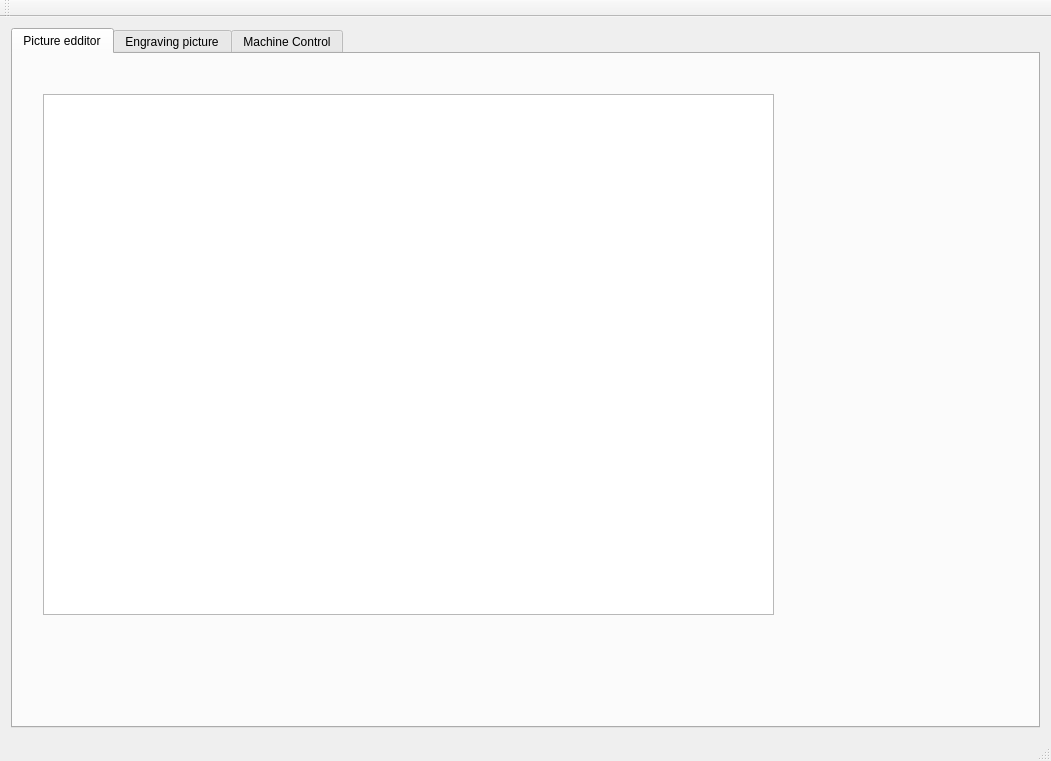
First picture: the form in mainwindow/mainwindow.ui, repository CommName/Cengrave, before the edit.
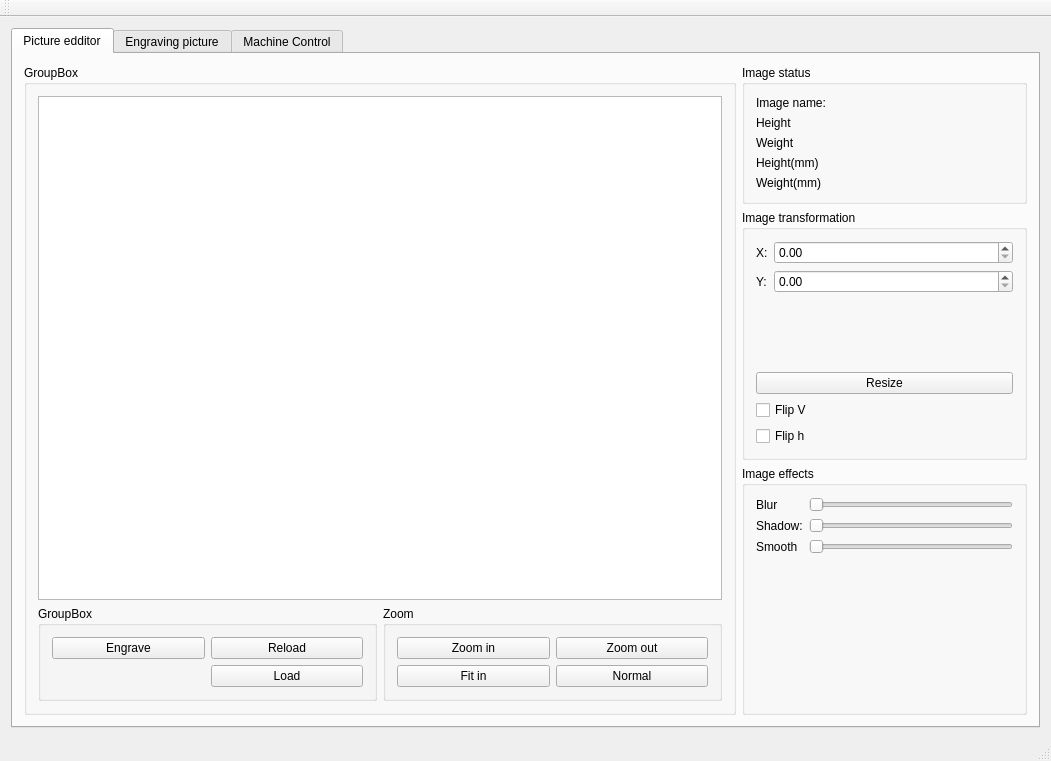
Second picture: the form after the edit. The open tabs and pages were chosen to show the change.

Commit message: base layout for mode0

The edit to the form file:
```diff
--- a/mainwindow/mainwindow.ui
+++ b/mainwindow/mainwindow.ui
@@ -30,16 +30,244 @@
        <attribute name="title">
         <string>Picture edditor</string>
        </attribute>
-       <widget class="QGraphicsView" name="graphicsView">
-        <property name="geometry">
-         <rect>
-          <x>30</x>
-          <y>40</y>
-          <width>731</width>
-          <height>521</height>
-         </rect>
-        </property>
-       </widget>
+       <layout class="QHBoxLayout" name="horizontalLayout_5" stretch="5,2">
+        <item>
+         <widget class="QGroupBox" name="groupBox_5">
+          <property name="title">
+           <string>GroupBox</string>
+          </property>
+          <layout class="QVBoxLayout" name="verticalLayout_3">
+           <item>
+            <widget class="QGraphicsView" name="graphicsView"/>
+           </item>
+           <item>
+            <layout class="QHBoxLayout" name="horizontalLayout_3">
+             <item>
+              <widget class="QGroupBox" name="groupBox_6">
+               <property name="title">
+                <string>GroupBox</string>
+               </property>
+               <layout class="QGridLayout" name="gridLayout_5">
+                <item row="0" column="0">
+                 <widget class="QPushButton" name="pushButton_8">
+                  <property name="text">
+                   <string>Engrave</string>
+                  </property>
+                 </widget>
+                </item>
+                <item row="0" column="1">
+                 <widget class="QPushButton" name="pushButton_2">
+                  <property name="text">
+                   <string>Reload</string>
+                  </property>
+                 </widget>
+                </item>
+                <item row="1" column="1">
+                 <widget class="QPushButton" name="pushButton_3">
+                  <property name="text">
+                   <string>Load</string>
+                  </property>
+                 </widget>
+                </item>
+               </layout>
+              </widget>
+             </item>
+             <item>
+              <widget class="QGroupBox" name="groupBox">
+               <property name="title">
+                <string>Zoom</string>
+               </property>
+               <layout class="QGridLayout" name="gridLayout_6">
+                <item row="0" column="1">
+                 <widget class="QPushButton" name="pushButton_6">
+                  <property name="text">
+                   <string>Zoom out</string>
+                  </property>
+                 </widget>
+                </item>
+                <item row="1" column="0">
+                 <widget class="QPushButton" name="pushButton_5">
+                  <property name="text">
+                   <string>Fit in</string>
+                  </property>
+                 </widget>
+                </item>
+                <item row="1" column="1">
+                 <widget class="QPushButton" name="pushButton_7">
+                  <property name="text">
+                   <string>Normal</string>
+                  </property>
+                 </widget>
+                </item>
+                <item row="0" column="0">
+                 <widget class="QPushButton" name="pushButton_4">
+                  <property name="text">
+                   <string>Zoom in</string>
+                  </property>
+                 </widget>
+                </item>
+               </layout>
+              </widget>
+             </item>
+            </layout>
+           </item>
+          </layout>
+         </widget>
+        </item>
+        <item>
+         <layout class="QVBoxLayout" name="verticalLayout_4" stretch="0,1,1">
+          <item>
+           <widget class="QGroupBox" name="groupBox_3">
+            <property name="title">
+             <string>Image status</string>
+            </property>
+            <layout class="QGridLayout" name="gridLayout_7">
+             <item row="4" column="0">
+              <widget class="QLabel" name="label_9">
+               <property name="text">
+                <string>Weight(mm)</string>
+               </property>
+              </widget>
+             </item>
+             <item row="1" column="0">
+              <widget class="QLabel" name="label_6">
+               <property name="text">
+                <string>Height</string>
+               </property>
+              </widget>
+             </item>
+             <item row="3" column="0">
+              <widget class="QLabel" name="label_8">
+               <property name="text">
+                <string>Height(mm)</string>
+               </property>
+              </widget>
+             </item>
+             <item row="2" column="0">
+              <widget class="QLabel" name="label_7">
+               <property name="text">
+                <string>Weight</string>
+               </property>
+              </widget>
+             </item>
+             <item row="0" column="0">
+              <widget class="QLabel" name="label_10">
+               <property name="text">
+                <string>Image name:</string>
+               </property>
+              </widget>
+             </item>
+            </layout>
+           </widget>
+          </item>
+          <item>
+           <widget class="QGroupBox" name="groupBox_4">
+            <property name="title">
+             <string>Image transformation</string>
+            </property>
+            <layout class="QVBoxLayout" name="verticalLayout_5">
+             <item>
+              <layout class="QFormLayout" name="formLayout">
+               <item row="0" column="0">
+                <widget class="QLabel" name="label">
+                 <property name="text">
+                  <string>X:</string>
+                 </property>
+                </widget>
+               </item>
+               <item row="0" column="1">
+                <widget class="QDoubleSpinBox" name="doubleSpinBox_5"/>
+               </item>
+               <item row="1" column="0">
+                <widget class="QLabel" name="label_2">
+                 <property name="text">
+                  <string>Y:</string>
+                 </property>
+                </widget>
+               </item>
+               <item row="1" column="1">
+                <widget class="QDoubleSpinBox" name="doubleSpinBox_6"/>
+               </item>
+              </layout>
+             </item>
+             <item>
+              <widget class="QPushButton" name="pushButton">
+               <property name="text">
+                <string>Resize</string>
+               </property>
+              </widget>
+             </item>
+             <item>
+              <widget class="QCheckBox" name="checkBox">
+               <property name="text">
+                <string>Flip V</string>
+               </property>
+              </widget>
+             </item>
+             <item>
+              <widget class="QCheckBox" name="checkBox_2">
+               <property name="text">
+                <string>Flip h</string>
+               </property>
+              </widget>
+             </item>
+            </layout>
+           </widget>
+          </item>
+          <item>
+           <widget class="QGroupBox" name="groupBox_2">
+            <property name="title">
+             <string>Image effects</string>
+            </property>
+            <layout class="QFormLayout" name="formLayout_2">
+             <item row="0" column="0">
+              <widget class="QLabel" name="label_5">
+               <property name="text">
+                <string>Blur</string>
+               </property>
+              </widget>
+             </item>
+             <item row="0" column="1">
+              <widget class="QSlider" name="horizontalSlider_7">
+               <property name="orientation">
+                <enum>Qt::Horizontal</enum>
+               </property>
+              </widget>
+             </item>
+             <item row="1" column="0">
+              <widget class="QLabel" name="label_3">
+               <property name="text">
+                <string>Shadow:</string>
+               </property>
+              </widget>
+             </item>
+             <item row="1" column="1">
+              <widget class="QSlider" name="horizontalSlider_5">
+               <property name="orientation">
+                <enum>Qt::Horizontal</enum>
+               </property>
+              </widget>
+             </item>
+             <item row="2" column="0">
+              <widget class="QLabel" name="label_4">
+               <property name="text">
+                <string>Smooth</string>
+               </property>
+              </widget>
+             </item>
+             <item row="2" column="1">
+              <widget class="QSlider" name="horizontalSlider_6">
+               <property name="orientation">
+                <enum>Qt::Horizontal</enum>
+               </property>
+              </widget>
+             </item>
+            </layout>
+           </widget>
+          </item>
+         </layout>
+        </item>
+       </layout>
       </widget>
       <widget class="QWidget" name="mode1">
        <attribute name="title">
```
Left out of the diff: 2 changed lines with no effect on the pictures. The commit also changes 2 other files.
